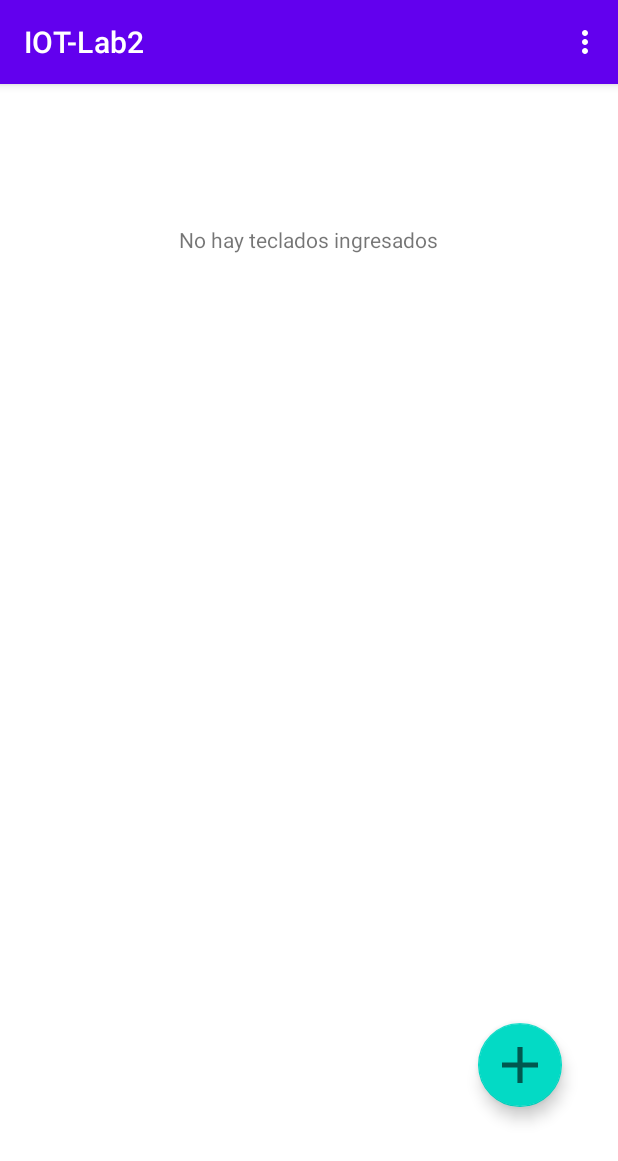
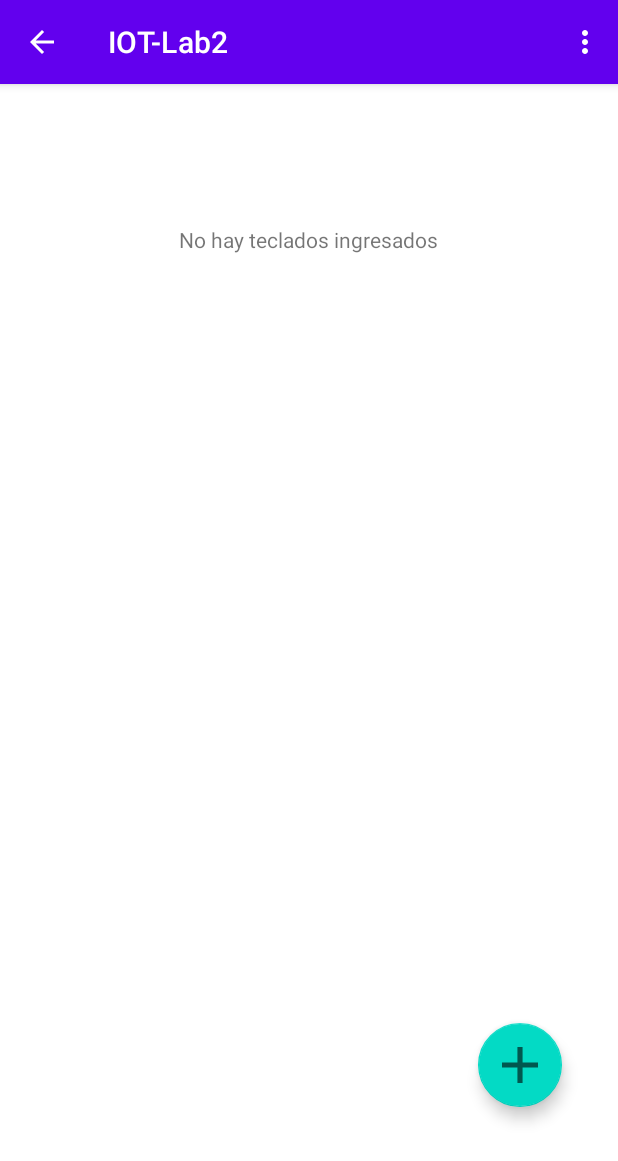
Before and after one commit to PercyDLR/IOT-Lab2, an Android app: the screen it shows after launch (TecladoActivity), after a tap on "TECLADO", on a phone screen of 412 x 824 dp. Shown: the top 1161 px of the screen. Run offline under Robolectric (Android 15) with nearby library versions, the phone set to English and light mode, and no system bars.

Commit message:
teclado activity avance

```diff
--- a/app/src/main/AndroidManifest.xml
+++ b/app/src/main/AndroidManifest.xml
@@ -15,7 +15,8 @@
         tools:targetApi="31">
         <activity
             android:name=".TecladoActivity"
-            android:exported="false" />
+            android:exported="false"
+            android:parentActivityName=".MainActivity"/>
         <activity
             android:name=".ComputerActivity"
             android:exported="false"
--- a/app/src/main/java/com/example/iot_lab2/TecladoActivity.java
+++ b/app/src/main/java/com/example/iot_lab2/TecladoActivity.java
@@ -2,16 +2,48 @@ package com.example.iot_lab2;
 
 import androidx.appcompat.app.AppCompatActivity;
 
+import android.content.Intent;
 import android.os.Bundle;
 import android.view.Menu;
+import android.view.View;
+import android.widget.TextView;
+
+import com.example.iot_lab2.devices.Computadora;
+import com.example.iot_lab2.devices.Teclado;
+import com.google.android.material.floatingactionbutton.FloatingActionButton;
+
+import java.util.ArrayList;
+import java.util.HashMap;
 
 public class TecladoActivity extends AppCompatActivity {
 
     @Override
     protected void onCreate(Bundle savedInstanceState) {
         super.onCreate(savedInstanceState);
+        Intent intentReci = getIntent();
+        HashMap<String,Object> listaDispositivos = (HashMap<String, Object>) intentReci.getSerializableExtra("listaDispositivos");
+        ArrayList<Teclado> listaTeclados = (ArrayList<Teclado>) listaDispositivos.get("teclados");
+        if(listaTeclados.size() != 0){
+            TextView textView = findViewById(R.id.textNoTeclado);
+            String texto = "";
+            for(Teclado teclado : listaTeclados){
+                texto+="Activo: " + teclado.getActivo() +"\n";
+                texto+="PC: " + teclado.getPc() +"\n";
+                texto+="Marca: " + teclado.getMarca() +"\n";
+                texto+="Año: " + teclado.getAnho() +"\n";
+                texto+="Idioma: " + teclado.getIdioma() +"\n";
+                texto+="Modelo: " + teclado.getModelo() +"\n";
+            }
+            textView.setText(texto);
+        }
         setContentView(R.layout.activity_teclado);
+        FloatingActionButton floatingActionButton = findViewById(R.id.floatingTeclado);
+        floatingActionButton.setOnClickListener(new View.OnClickListener() {
+            @Override
+            public void onClick(View view) {
 
+            }
+        });
 
     }
 
--- a/app/src/main/res/layout/activity_teclado.xml
+++ b/app/src/main/res/layout/activity_teclado.xml
@@ -19,7 +19,7 @@
         app:layout_constraintVertical_bias="0.126" />
 
     <com.google.android.material.floatingactionbutton.FloatingActionButton
-        android:id="@+id/floatingActionButton"
+        android:id="@+id/floatingTeclado"
         android:layout_width="wrap_content"
         android:layout_height="wrap_content"
         android:clickable="true"
```
